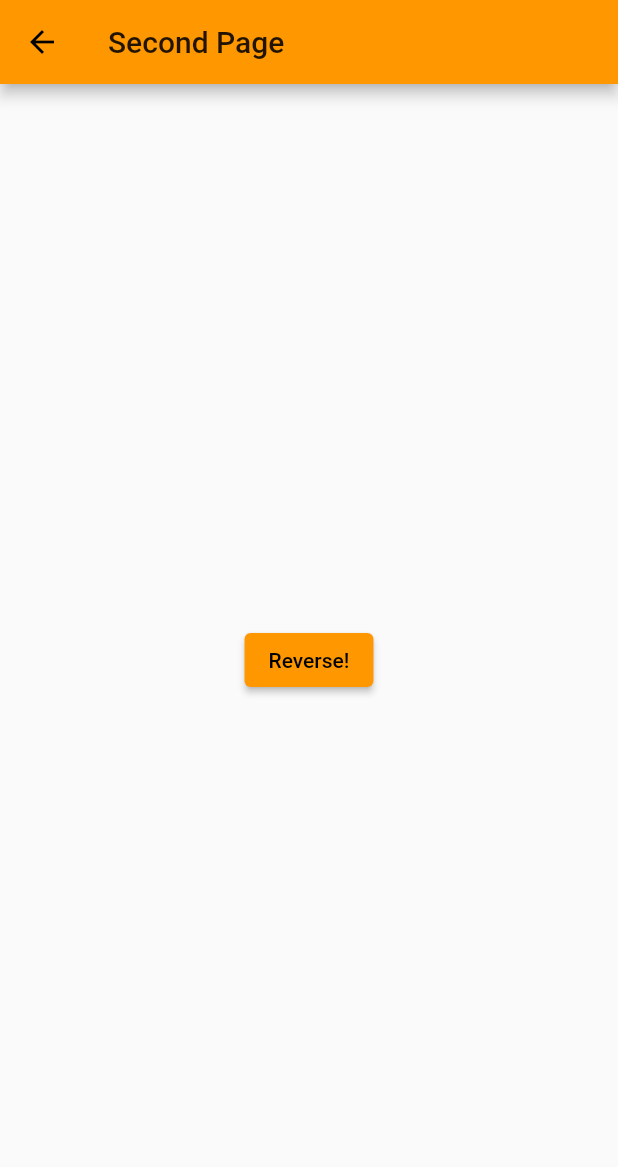
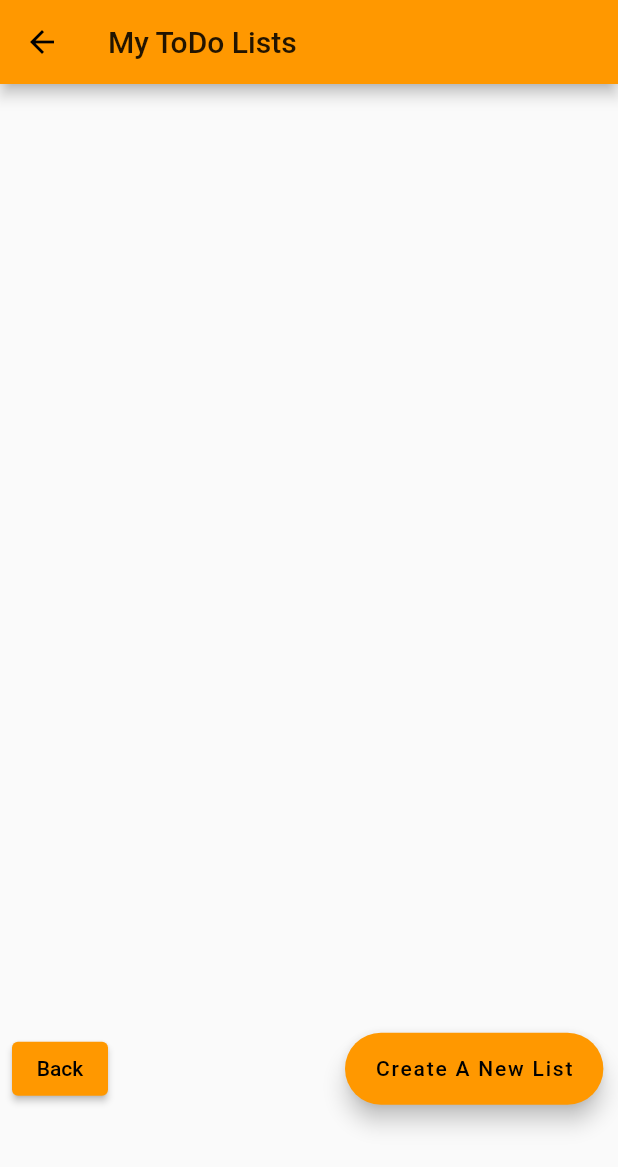
Before and after one commit to bahati365/basic-app, a Flutter app: the YourLists screen opened directly, on a phone screen of 412 x 824 dp. Shown: the top 1167 px of the screen. Run offline on Flutter 3.47's test engine with Material 2 defaults, Android fonts, the phone set to English and light mode, and no system bars; our stand-ins replace flutter_speed_dial.

Commit message:
First Update

```diff
--- a/app_rough/lib/main.dart
+++ b/app_rough/lib/main.dart
@@ -70,42 +70,44 @@ class YourLists extends StatelessWidget {
   Widget build(BuildContext context) {
     return Scaffold(
       appBar: AppBar(
-        title: Text("Second Page"),
+        title: Text("My ToDo Lists"),
       ),
-      body: Center(
-        child: ElevatedButton(
-          onPressed: () {
-            // Navigate back to first route when tapped.
-            Navigator.pop(context);
-          },
-          child: Text('Reverse!'),
-        //   ElevatedButton: SpeedDial(
-        //     icon: Icons.share,
-        //     backgroundColor: Colors.amber,
-        //     children: [
-        //       SpeedDialChild(
-        //         child: Icon(Icons.face),
-        //         label: 'Social Network',
-        //         backgroundColor: Colors.amberAccent,
-        //         onTap: () {/* Do someting */},
-        //       ),
-        //       SpeedDialChild(
-        //         child: Icon(Icons.email),
-        //         label: 'Email',
-        //         backgroundColor: Colors.amberAccent,
-        //         onTap: () {/* Do something */},
-        //       ),
-        //       SpeedDialChild(
-        //         child: Icon(Icons.chat),
-        //         label: 'Message',
-        //         backgroundColor: Colors.amberAccent,
-        //         onTap: () {/* Do something */},
-        //         ),
-        //       ]),
-        // )
-          )
+        body: Center(
+          child: Container(
+            margin: const EdgeInsets.only(top: 545),
+            child: Row(
+              mainAxisAlignment:
+              MainAxisAlignment.spaceBetween,
+              children: [
+                new ButtonBar(
+                  mainAxisSize: MainAxisSize.min,
+                  children: [
+
+                    ElevatedButton(
+                      child: Text('Back'),
+                      onPressed: () {
+                        Navigator.pop(context);
+                      },
+                    ),
+                    SizedBox(width: 142),
+                    FloatingActionButton.extended(
+                      label: Text('Create A New List'),
+                      backgroundColor: Colors.orange,
+                      focusColor: Colors.white,
+                      onPressed: () {
+
+                        Navigator.push(
+                            context,
+                            MaterialPageRoute(builder: (context) => YourLists()));
+                    },
+                  ),
+                ],
+              ),
+            ],
+          ),
         ),
-      );
+      )
+    );
   }
 }
 
@@ -149,3 +151,54 @@ class Settings extends StatelessWidget {
     );
   }
 }
+
+
+class ToDoManagement extends StatefulWidget {
+  @override
+
+  State<StatefulWidget> createState() {
+    // TODO: implement createState
+    throw UnimplementedError();
+  }
+  List _allTasks = [];
+
+
+}
+
+class MyStatefulWidget extends StatefulWidget {
+  const MyStatefulWidget({Key? key}) : super(key: key);
+
+  @override
+  State<MyStatefulWidget> createState() => _MyStatefulWidgetState();
+}
+
+/// This is the private State class that goes with MyStatefulWidget.
+class _MyStatefulWidgetState extends State<MyStatefulWidget> {
+  bool isChecked = false;
+
+  @override
+  Widget build(BuildContext context) {
+    Color getColor(Set<MaterialState> states) {
+      const Set<MaterialState> interactiveStates = <MaterialState>{
+        MaterialState.pressed,
+        MaterialState.hovered,
+        MaterialState.focused,
+      };
+      if (states.any(interactiveStates.contains)) {
+        return Colors.blue;
+      }
+      return Colors.red;
+    }
+
+    return Checkbox(
+      checkColor: Colors.white,
+      fillColor: MaterialStateProperty.resolveWith(getColor),
+      value: isChecked,
+      onChanged: (bool? value) {
+        setState(() {
+          isChecked = value!;
+        });
+      },
+    );
+  }
+}
```
